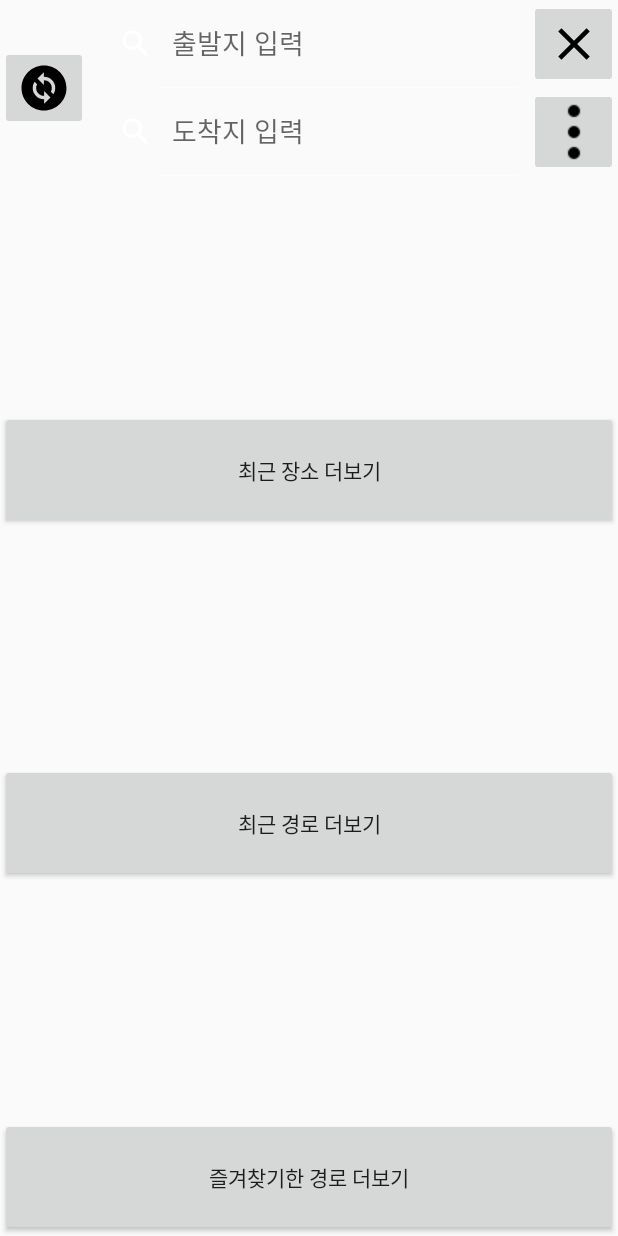
After one commit to l2yujw/USWteam, an Android app: the FindRoadActivity screen opened directly, with no data from a screen before it, on a phone screen of 412 x 824 dp. The commit adds this screen. Run offline under Robolectric (Android 15) with nearby library versions, the phone set to English and light mode, and no system bars.

Commit message:
2. FindRoadLayout

```diff
--- a/app/src/main/AndroidManifest.xml
+++ b/app/src/main/AndroidManifest.xml
@@ -22,6 +22,7 @@
                 <category android:name="android.intent.category.LAUNCHER" />
             </intent-filter>
         </activity>
+        <activity android:name=".FindRoadActivity"/>
     </application>
 
 </manifest>
--- /dev/null
+++ b/app/src/main/java/com/akj/helpyou/FindRoadActivity.java
@@ -0,0 +1,14 @@
+package com.akj.helpyou;
+
+import android.app.Activity;
+import android.os.Bundle;
+
+public class FindRoadActivity extends Activity {
+
+    @Override
+    protected void onCreate(Bundle savedInstanceState) {
+        super.onCreate(savedInstanceState);
+        setContentView(R.layout.activity_main_to_findroad);
+
+    }
+}
--- a/app/src/main/java/com/akj/helpyou/MainActivity.java
+++ b/app/src/main/java/com/akj/helpyou/MainActivity.java
@@ -21,6 +21,7 @@ import android.view.LayoutInflater;
 import android.view.MenuItem;
 import android.view.View;
 import android.view.ViewGroup;
+import android.widget.Button;
 import android.widget.LinearLayout;
 import android.widget.TextView;
 
@@ -31,6 +32,7 @@ public class MainActivity extends AppCompatActivity {
     private Toolbar toolbar;
     private DrawerLayout drawerLayout;
     private NavigationView navigationView;
+    private Button btnfindroad;
 
     @SuppressLint("WrongConstant")
     @Override
@@ -38,6 +40,7 @@ public class MainActivity extends AppCompatActivity {
         super.onCreate(savedInstanceState);
         setContentView(R.layout.activity_main);
 
+        // 툴바 생성
         toolbar = (Toolbar)findViewById(R.id.toolbar);
         setSupportActionBar(toolbar);
 
@@ -46,10 +49,24 @@ public class MainActivity extends AppCompatActivity {
 
         drawerLayout = (DrawerLayout)findViewById(R.id.drawerLayout);
         navigationView = (NavigationView)findViewById(R.id.navigationView);
+        // 툴바 생성 완료 + menu 버튼 생성 + 네비게이션 뷰 생성 완료
 
-    }
+        // 길찾기 버튼 클릭시
+        btnfindroad = (Button) findViewById(R.id.findRoad);
+        btnfindroad.setOnClickListener(new View.OnClickListener() {
+            @Override
+            public void onClick(View view) {
+                Intent intent = new Intent(getApplicationContext(), FindRoadActivity.class);
 
-    // 메인 화면에서 메뉴 버튼을 클릭했을 때의 행동
+                startActivity(intent);
+            }
+        });
+
+
+
+    } // onCreate 마지막 줄
+
+    // 메인 화면에서 사이드바의 메뉴 버튼을 클릭했을 때
     @Override
     public boolean onOptionsItemSelected(MenuItem item) {
         switch (item.getItemId()){
--- /dev/null
+++ b/app/src/main/res/drawable/ic_baseline_change_circle_36.xml
@@ -0,0 +1,5 @@
+<vector android:height="36dp" android:tint="#000000"
+    android:viewportHeight="24" android:viewportWidth="24"
+    android:width="36dp" xmlns:android="http://schemas.android.com/apk/res/android">
+    <path android:fillColor="@android:color/white" android:pathData="M12,2C6.48,2 2,6.48 2,12c0,5.52 4.48,10 10,10s10,-4.48 10,-10C22,6.48 17.52,2 12,2zM12.06,19v-2.01c-0.02,0 -0.04,0 -0.06,0c-1.28,0 -2.56,-0.49 -3.54,-1.46c-1.71,-1.71 -1.92,-4.35 -0.64,-6.29l1.1,1.1c-0.71,1.33 -0.53,3.01 0.59,4.13c0.7,0.7 1.62,1.03 2.54,1.01v-2.14l2.83,2.83L12.06,19zM16.17,14.76l-1.1,-1.1c0.71,-1.33 0.53,-3.01 -0.59,-4.13C13.79,8.84 12.9,8.5 12,8.5c-0.02,0 -0.04,0 -0.06,0v2.15L9.11,7.83L11.94,5v2.02c1.3,-0.02 2.61,0.45 3.6,1.45C17.24,10.17 17.45,12.82 16.17,14.76z"/>
+</vector>
--- /dev/null
+++ b/app/src/main/res/drawable/ic_baseline_close_24.xml
@@ -0,0 +1,5 @@
+<vector android:height="36dp" android:tint="#000000"
+    android:viewportHeight="24" android:viewportWidth="24"
+    android:width="36dp" xmlns:android="http://schemas.android.com/apk/res/android">
+    <path android:fillColor="@android:color/white" android:pathData="M19,6.41L17.59,5 12,10.59 6.41,5 5,6.41 10.59,12 5,17.59 6.41,19 12,13.41 17.59,19 19,17.59 13.41,12z"/>
+</vector>
--- a/app/src/main/res/drawable/ic_navigation_common_menu.xml
+++ b/app/src/main/res/drawable/ic_navigation_common_menu.xml
@@ -1,5 +1,5 @@
-<vector android:height="48dp" android:tint="#FFFFFF"
+<vector android:height="48dp" android:tint="#000000"
     android:viewportHeight="24" android:viewportWidth="24"
     android:width="48dp" xmlns:android="http://schemas.android.com/apk/res/android">
-    <path android:fillColor="@android:color/white" android:pathData="M3,18h18v-2L3,16v2zM3,13h18v-2L3,11v2zM3,6v2h18L21,6L3,6z"/>
+    <path android:fillColor="@android:color/black" android:pathData="M3,18h18v-2L3,16v2zM3,13h18v-2L3,11v2zM3,6v2h18L21,6L3,6z"/>
 </vector>
--- /dev/null
+++ b/app/src/main/res/layout/activity_main_to_findroad.xml
@@ -0,0 +1,149 @@
+<?xml version="1.0" encoding="utf-8"?>
+<androidx.appcompat.widget.LinearLayoutCompat xmlns:android="http://schemas.android.com/apk/res/android"
+    android:layout_width="match_parent"
+    android:layout_height="match_parent">
+
+    <LinearLayout
+        android:layout_width="match_parent"
+        android:layout_height="match_parent"
+        android:orientation="vertical">
+
+        <LinearLayout
+            android:layout_width="match_parent"
+            android:layout_height="0dp"
+            android:layout_weight="0.5">
+            <LinearLayout
+                android:layout_width="match_parent"
+                android:layout_height="match_parent"
+                android:orientation="horizontal">
+                <LinearLayout
+                    android:layout_width="0dp"
+                    android:layout_height="match_parent"
+                    android:layout_weight="1">
+                    <ImageButton
+                        android:id="@+id/ibtn_change"
+                        android:layout_width="wrap_content"
+                        android:layout_height="wrap_content"
+                        android:src="@drawable/ic_baseline_change_circle_36"
+                        android:layout_gravity="center">
+                    </ImageButton>
+                </LinearLayout>
+                <LinearLayout
+                    android:layout_width="0dp"
+                    android:layout_height="match_parent"
+                    android:layout_weight="5">
+                    <LinearLayout
+                        android:layout_width="match_parent"
+                        android:layout_height="match_parent"
+                        android:orientation="vertical">
+                        <SearchView
+                            android:layout_width="match_parent"
+                            android:layout_height="0dp"
+                            android:layout_weight="1"
+                            android:iconifiedByDefault="false"
+                            android:queryHint="출발지 입력"/>
+                        <SearchView
+                            android:layout_width="match_parent"
+                            android:layout_height="0dp"
+                            android:layout_weight="1"
+                            android:iconifiedByDefault="false"
+                            android:queryHint="도착지 입력"/>
+                    </LinearLayout>
+                </LinearLayout>
+                <LinearLayout
+                    android:layout_width="0dp"
+                    android:layout_height="match_parent"
+                    android:layout_weight="1">
+                    <LinearLayout
+                        android:layout_width="match_parent"
+                        android:layout_height="match_parent"
+                        android:orientation="vertical">
+                        <ImageButton
+                            android:id="@+id/ibtn_cancel"
+                            android:layout_width="match_parent"
+                            android:layout_height="0dp"
+                            android:layout_weight="1"
+                            android:src="@drawable/ic_baseline_close_24"/>
+                        <ImageButton
+                            android:id="@+id/ibtn_kebab_menu"
+                            android:layout_width="match_parent"
+                            android:layout_height="0dp"
+                            android:layout_weight="1"
+                            android:src="@drawable/ic_kebab_menu_48"/>
+                    </LinearLayout>
+                </LinearLayout>
+            </LinearLayout>
+        </LinearLayout>
+
+        <LinearLayout
+            android:layout_width="match_parent"
+            android:layout_height="0dp"
+            android:layout_weight="1">
+
+            <LinearLayout
+                android:layout_width="match_parent"
+                android:layout_height="match_parent"
+                android:orientation="vertical">
+                <ListView
+                    android:layout_width="match_parent"
+                    android:layout_height="0dp"
+                    android:layout_weight="2"/>
+                <Button
+                    android:layout_width="match_parent"
+                    android:layout_height="0dp"
+                    android:layout_weight="1"
+                    android:text="최근 장소 더보기"/>
+            </LinearLayout>
+
+        </LinearLayout>
+
+        <LinearLayout
+            android:layout_width="match_parent"
+            android:layout_height="0dp"
+            android:layout_weight="1">
+            <LinearLayout
+                android:layout_width="match_parent"
+                android:layout_height="match_parent"
+                android:orientation="vertical">
+                <ListView
+                    android:layout_width="match_parent"
+                    android:layout_height="0dp"
+                    android:layout_weight="2"/>
+                <Button
+                    android:layout_width="match_parent"
+                    android:layout_height="0dp"
+                    android:layout_weight="1"
+                    android:text="최근 경로 더보기"/>
+            </LinearLayout>
+
+        </LinearLayout>
+
+        <LinearLayout
+            android:layout_width="match_parent"
+            android:layout_height="0dp"
+            android:layout_weight="1">
+            <LinearLayout
+                android:layout_width="match_parent"
+                android:layout_height="match_parent"
+                android:orientation="vertical">
+                <ListView
+                    android:layout_width="match_parent"
+                    android:layout_height="0dp"
+                    android:layout_weight="2"/>
+                <Button
+                    android:layout_width="match_parent"
+                    android:layout_height="0dp"
+                    android:layout_weight="1"
+                    android:text="즐겨찾기한 경로 더보기"/>
+            </LinearLayout>
+
+        </LinearLayout>
+
+
+
+    </LinearLayout>
+
+
+
+
+</androidx.appcompat.widget.LinearLayoutCompat>
```
Also changed, not shown: app/src/main/res/drawable-v24/ic_kebab_menu_48.png (added).
